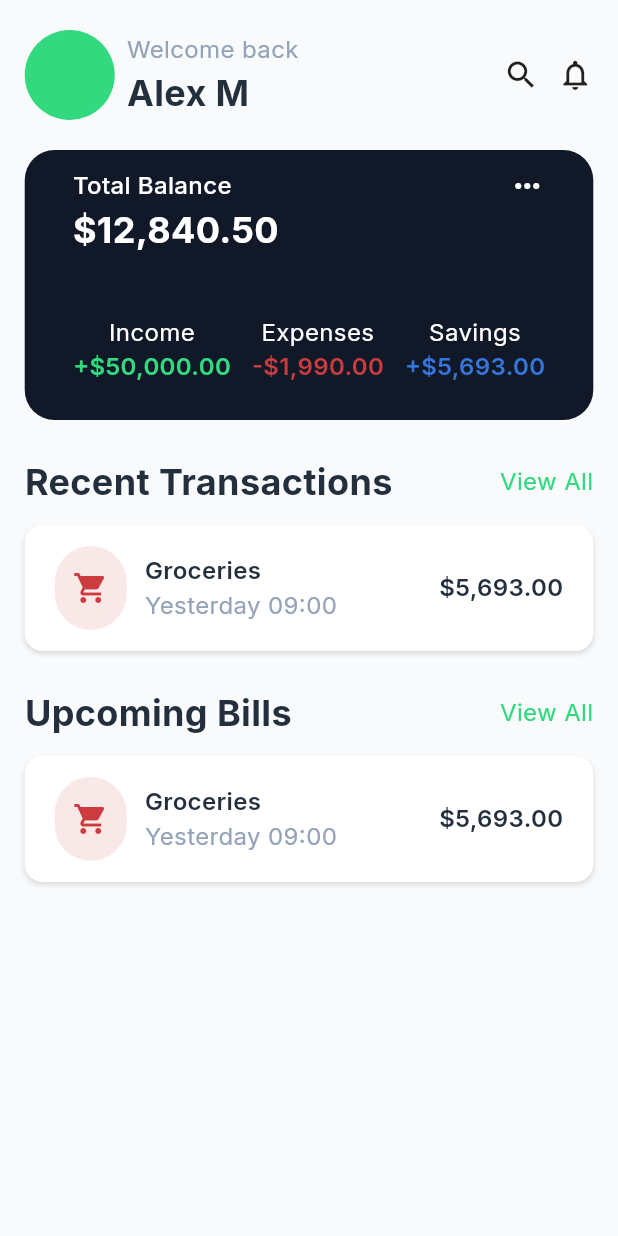
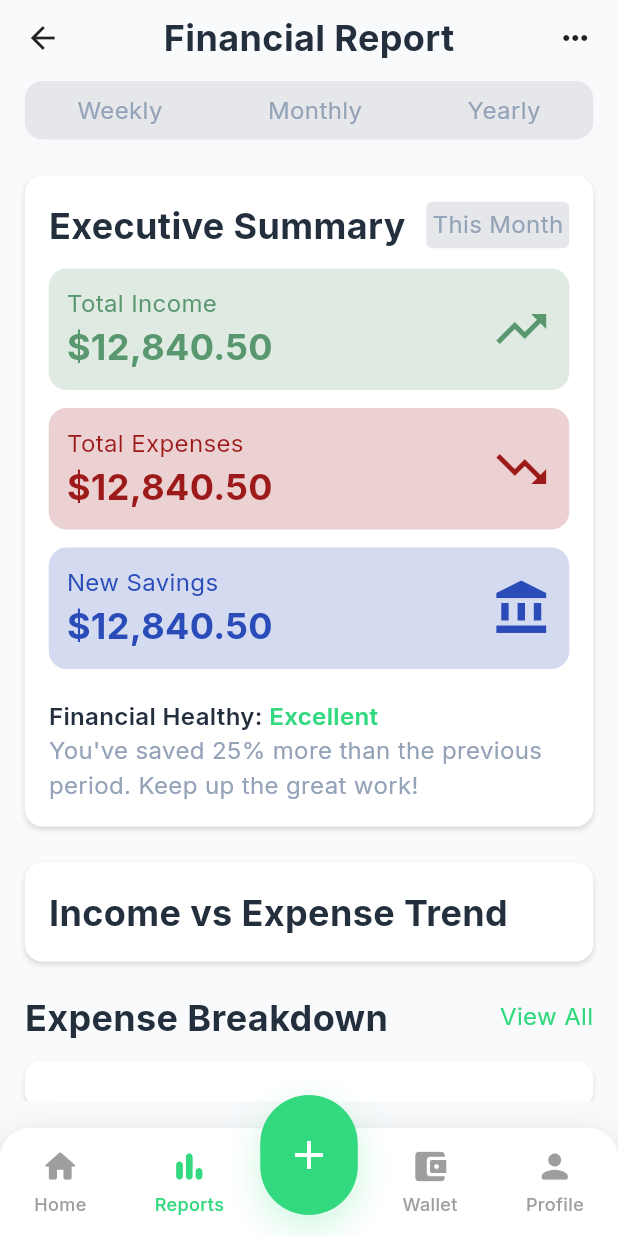
Before and after one commit to alvinwidi33/moneyapin, a Flutter app: the screen it shows after launch, after a tap on "Sign Up", on a phone screen of 412 x 824 dp. Run offline on Flutter 3.47's test engine with Material 3 defaults, Android fonts, the phone set to English and light mode, and no system bars; our stand-ins replace cloud_firestore, firebase_auth, firebase_core, get, google_fonts; accounts and stored records are empty; generated files the repository leaves out were written again; network calls fail.

Commit message:
feat:report page and navbar

```diff
--- a/lib/routes/app_routes.dart
+++ b/lib/routes/app_routes.dart
@@ -4,6 +4,7 @@ import 'package:flutter/material.dart';
 import 'package:moneyapin/views/dashboard_page.dart';
 import 'package:moneyapin/views/login_page.dart';
 import 'package:moneyapin/views/register_page.dart';
+import 'package:moneyapin/views/reports_page.dart';
 
 class AppRoutes {
     final FirebaseAuth auth;
@@ -16,7 +17,7 @@ class AppRoutes {
     const publicRoutes = [
       '/login',
       '/register',
-      '/dashboard'
+      '/reports'
     ];
 
     if (user == null && !publicRoutes.contains(settings.name)) {
@@ -41,16 +42,10 @@ class AppRoutes {
           builder: (_) => const DashboardPage(),
         );
 
-      // case '/detail-book':
-      //   return MaterialPageRoute(
-      //     builder: (_) => const DetailBook(),
-      //     settings: settings,
-      //   );
-
-      // case '/history':
-      //   return MaterialPageRoute(
-      //     builder: (_) => const HistoryPage(),
-      //   );
+      case '/reports':
+        return MaterialPageRoute(
+          builder: (_) => const ReportsPage(),
+        );
 
       // case '/detail-rent':
       //   return MaterialPageRoute(
--- /dev/null
+++ b/lib/theme/navbar.dart
@@ -0,0 +1,157 @@
+import 'package:flutter/material.dart';
+import 'package:moneyapin/theme/app_theme.dart';
+
+class NavBar extends StatelessWidget {
+  final int currentIndex;
+  final Function(int) onTap;
+  final VoidCallback onAddTap;
+
+  const NavBar({
+    super.key,
+    required this.currentIndex,
+    required this.onTap,
+    required this.onAddTap,
+  });
+@override
+Widget build(BuildContext context) {
+  return SizedBox(
+    height: 90, // lebih tinggi supaya ada ruang
+    child: Stack(
+      clipBehavior: Clip.none,
+      children: [
+
+        // NAVBAR PUTIH
+        Positioned(
+          bottom: 0,
+          left: 0,
+          right: 0,
+          child: Container(
+            height: 72,
+            decoration: BoxDecoration(
+              color: Colors.white,
+              borderRadius: const BorderRadius.only(
+                topLeft: Radius.circular(20),
+                topRight: Radius.circular(20),
+              ),
+              boxShadow: [
+                BoxShadow(
+                  color: Colors.black.withOpacity(0.15),
+                  blurRadius: 20,
+                  offset: const Offset(0, 8),
+                ),
+              ],
+            ),
+            child: Row(
+              mainAxisAlignment: MainAxisAlignment.spaceAround,
+              children: [
+                _NavItem(
+                  icon: Icons.home_rounded,
+                  label: 'Home',
+                  isActive: currentIndex == 0,
+                  onTap: () => onTap(0),
+                ),
+                _NavItem(
+                  icon: Icons.bar_chart_rounded,
+                  label: 'Reports',
+                  isActive: currentIndex == 1,
+                  onTap: () => onTap(1),
+                ),
+
+                const SizedBox(width: 60), // ruang tombol tengah
+
+                _NavItem(
+                  icon: Icons.account_balance_wallet_rounded,
+                  label: 'Wallet',
+                  isActive: currentIndex == 2,
+                  onTap: () => onTap(2),
+                ),
+                _NavItem(
+                  icon: Icons.person_rounded,
+                  label: 'Profile',
+                  isActive: currentIndex == 3,
+                  onTap: () => onTap(3),
+                ),
+              ],
+            ),
+          ),
+        ),
+
+        Positioned(
+          top: -4,
+          left: 0,
+          right: 0,
+          child: Center(
+            child: GestureDetector(
+              onTap: onAddTap,
+              child: Container(
+                width: 65,
+                height: 80,
+                decoration: BoxDecoration(
+                    color: AppTheme.primary,
+                    borderRadius: BorderRadius.circular(40),
+                    boxShadow: [
+                    BoxShadow(
+                        color: AppTheme.primary.withValues(alpha:0.24),
+                        blurRadius: 20,
+                        offset: const Offset(0, 8),
+                    ),
+                    ],
+                ),
+                child: const Icon(
+                    Icons.add,
+                    color: Colors.white,
+                    size: 32,
+                ),
+            ),
+            ),
+          ),
+        ),
+      ],
+    ),
+  );
+}
+}
+
+class _NavItem extends StatelessWidget {
+  final IconData icon;
+  final String label;
+  final bool isActive;
+  final VoidCallback onTap;
+
+  const _NavItem({
+    required this.icon,
+    required this.label,
+    required this.isActive,
+    required this.onTap,
+  });
+
+  @override
+  Widget build(BuildContext context) {
+    return GestureDetector(
+      onTap: onTap,
+      child: AnimatedContainer(
+        duration: const Duration(milliseconds: 250),
+        padding: const EdgeInsets.symmetric(horizontal: 16, vertical: 8),
+        child: Column(
+          mainAxisSize: MainAxisSize.min,
+          children: [
+            Icon(
+              icon,
+              size: 26,
+              color: isActive ? AppTheme.primary : Colors.grey,
+            ),
+            const SizedBox(height: 4),
+            Text(
+              label,
+              style: TextStyle(
+                fontSize: 12,
+                fontWeight: FontWeight.w500,
+                color: isActive ? AppTheme.primary : Colors.grey,
+              ),
+            ),
+          ],
+        ),
+      ),
+    );
+  }
+}
--- a/lib/views/dashboard_page.dart
+++ b/lib/views/dashboard_page.dart
@@ -1,6 +1,7 @@
 import 'package:flutter/material.dart';
 import 'package:intl/intl.dart';
 import 'package:moneyapin/theme/app_theme.dart';
+import 'package:moneyapin/theme/navbar.dart';
 
 class DashboardPage extends StatefulWidget {
   const DashboardPage({super.key});
@@ -10,6 +11,7 @@ class DashboardPage extends StatefulWidget {
 }
 
 class _DashboardPageState extends State<DashboardPage> {
+  final int _currentIndex = 0;
   @override
   Widget build(BuildContext context) {
     final screenWidth = MediaQuery.of(context).size.width * 0.92;
@@ -125,7 +127,27 @@ class _DashboardPageState extends State<DashboardPage> {
             ),
           )
         )
-      )
+      ),
+      bottomNavigationBar: SafeArea(
+        child:NavBar(
+          currentIndex: _currentIndex,
+          onTap: (index){
+            if (index == _currentIndex) return;
+            if (index == 0) {
+              Navigator.pushReplacementNamed(context, '/dashboard');
+            } else if (index == 1) {
+              Navigator.pushReplacementNamed(context, '/reports');
+            } else if (index == 2) {
+              Navigator.pushReplacementNamed(context, '/wallets');
+            } else if (index == 3) {
+              Navigator.pushReplacementNamed(context, '/profile');
+            }
+          },
+          onAddTap: () {
+            Navigator.pushNamed(context, '/add');
+          },
+        ) ,
+      ),
     );
   }
 }
--- a/lib/views/login_page.dart
+++ b/lib/views/login_page.dart
@@ -97,7 +97,7 @@ class _LoginPageState extends State<LoginPage> {
                       Text("Don't have an account? ", style: AppTheme.bodyStyle),
                       GestureDetector(
                         onTap:(){
-                          Navigator.pushReplacementNamed(context, '/dashboard');
+                          Navigator.pushReplacementNamed(context, '/reports');
                         },
                         child: Text("Sign Up ", style: AppTheme.bodyStyle.copyWith(color:AppTheme.primary))
                       ),
--- /dev/null
+++ b/lib/views/reports_page.dart
@@ -0,0 +1,289 @@
+import 'package:flutter/material.dart';
+import 'package:intl/intl.dart';
+import 'package:moneyapin/theme/app_theme.dart';
+import 'package:moneyapin/theme/navbar.dart';
+
+class ReportsPage extends StatefulWidget {
+  const ReportsPage({super.key});
+
+  @override
+  State<ReportsPage> createState() => _ReportsPageState();
+}
+
+class _ReportsPageState extends State<ReportsPage> {
+  final int _currentIndex = 1;
+  @override
+  Widget build(BuildContext context) {
+      double balance = 12840.5;
+    final formattedBalance = NumberFormat.currency(locale: 'en_US', symbol: '\$')
+        .format(balance);
+    return Scaffold(
+      body: SafeArea(
+        child: SingleChildScrollView(
+          child: Center(
+            child: SizedBox(
+              width:MediaQuery.of(context).size.width * 0.92,
+              child: Column(
+                children: [
+                  const SizedBox(height:8),
+                  Row(
+                    mainAxisAlignment: MainAxisAlignment.spaceBetween,
+                    children: [
+                      Icon(Icons.arrow_back),
+                      Text("Financial Report", style:AppTheme.headingStyle),
+                      Icon(Icons.more_horiz)
+                    ],
+                  ),
+                  const SizedBox(height: 12),
+                  Container(
+                    padding: EdgeInsets.symmetric(vertical:8),
+                    decoration: BoxDecoration(
+                      color:Color(0xFFE5E7EB),
+                      borderRadius: BorderRadius.circular(12)
+                    ),
+                    child: Row(
+                      mainAxisAlignment: MainAxisAlignment.spaceAround,
+                      children: [
+                        Text("Weekly", style:AppTheme.bodyStyle),
+                        Text("Monthly", style:AppTheme.bodyStyle),
+                        Text("Yearly", style:AppTheme.bodyStyle),
+                      ],
+                    ),
+                  ),
+                  const SizedBox(height: 24),
+                  Container(
+                    padding: const EdgeInsets.all(16),
+                    width:double.infinity,
+                    decoration: BoxDecoration(
+                      color: Colors.white,
+                      borderRadius: BorderRadius.circular(12),
+                      boxShadow: [
+                        BoxShadow(
+                          color: Colors.black.withValues(alpha: 0.12),
+                          blurRadius: 2,
+                          offset: const Offset(0, 2),
+                        ),
+                      ]
+                    ),
+                    child: Column(
+                      children: [
+                        Row(
+                          mainAxisAlignment: MainAxisAlignment.spaceBetween,
+                          children: [
+                            Align(
+                              alignment: Alignment.centerLeft,
+                              child: Text("Executive Summary", style:AppTheme.headingStyle)
+                            ),
+                            Container(
+                              padding: EdgeInsets.all(4),
+                              decoration: BoxDecoration(
+                                color:Color(0xFFE5E7EB),
+                                borderRadius: BorderRadius.circular(4)
+                              ),
+                              child: Text("This Month", style:AppTheme.bodyStyle),
+                            ),
+                          ],
+                        ),
+                        const SizedBox(height:12),
+                        SummaryCard(formattedBalance: formattedBalance, title:"Total Income", icon: Icons.trending_up, color:Color(0xFF59976F)),
+                        const SizedBox(height:12),
+                        SummaryCard(formattedBalance: formattedBalance, title:"Total Expenses", icon: Icons.trending_down, color:Color(0xFF9D1A1A)),
+                        const SizedBox(height:12),
+                        SummaryCard(formattedBalance: formattedBalance, title:"New Savings", icon: Icons.account_balance, color:Color(0xFF2A4CB8)),
+                        const SizedBox(height:20),
+                        Row(
+                          children: [
+                            Text("Financial Healthy: ", style:AppTheme.labelStyle),
+                            Text("Excellent", style:AppTheme.labelStyle.copyWith(color:AppTheme.primary))
+                          ],
+                        ),
+                        Text("You've saved 25% more than the previous period. Keep up the great work!", style:AppTheme.bodyStyle),
+                      ],
+                    ),
+                  ),
+                  const SizedBox(height:24),
+                  Container(
+                    padding: const EdgeInsets.all(16),
+                    width:double.infinity,
+                    decoration: BoxDecoration(
+                      color: Colors.white,
+                      borderRadius: BorderRadius.circular(12),
+                      boxShadow: [
+                        BoxShadow(
+                          color: Colors.black.withValues(alpha: 0.12),
+                          blurRadius: 2,
+                          offset: const Offset(0, 2),
+                        ),
+                      ]
+                    ),
+                    child: Column(
+                      children: [
+                        Align(
+                          alignment: Alignment.centerLeft,
+                          child: Text("Income vs Expense Trend", style:AppTheme.headingStyle)
+                        ),
+                      ],
+                    )
+                  ),
+                  const SizedBox(height:20),
+                  Row(
+                    mainAxisAlignment: MainAxisAlignment.spaceBetween,
+                    children: [
+                      Text("Expense Breakdown", style: AppTheme.headingStyle),
+                      Text("View All", style:AppTheme.bodyStyle.copyWith(color:AppTheme.primary))
+                    ],
+                  ),
+                  const SizedBox(height: 12),
+                  Container(
+                    padding: const EdgeInsets.all(16),
+                    width:double.infinity,
+                    decoration: BoxDecoration(
+                      color: Colors.white,
+                      borderRadius: BorderRadius.circular(12),
+                      boxShadow: [
+                        BoxShadow(
+                          color: Colors.black.withValues(alpha: 0.12),
+                          blurRadius: 2,
+                          offset: const Offset(0, 2),
+                        ),
+                      ]
+                    ),
+                    child: Column(
+                      children: [
+                      ],
+                    )
+                  ),
+                  const SizedBox(height:20),
+                  Align(
+                    alignment:Alignment.centerLeft,
+                    child: Text("Period Comparison", style: AppTheme.headingStyle)
+                  ),
+                  const SizedBox(height:20),
+                  ComparisonCard(title:"Income", formattedBalance: formattedBalance, color:Color(0xFF59976F), icon: Icons.arrow_upward, detail:"+15% vs last month"),
+                  const SizedBox(height:12),
+                  ComparisonCard(title:"Expenses", formattedBalance: formattedBalance, color:Color(0xFF9D1A1A), icon: Icons.arrow_downward, detail:"-5% vs last month"),
+                  const SizedBox(height:20),
+                ],
+              ),
+            ),
+          ),
+        )
+      ),
+      bottomNavigationBar: SafeArea(
+        child:NavBar(
+          currentIndex: _currentIndex,
+          onTap: (index){
+            if (index == _currentIndex) return;
+            if (index == 0) {
+              Navigator.pushReplacementNamed(context, '/dashboard');
+            } else if (index == 1) {
+              Navigator.pushReplacementNamed(context, '/reports');
+            } else if (index == 2) {
+              Navigator.pushReplacementNamed(context, '/wallets');
+            } else if (index == 3) {
+              Navigator.pushReplacementNamed(context, '/profile');
+            }
+          },
+          onAddTap: () {
+            Navigator.pushNamed(context, '/add');
+          },
+        ) ,
+      ),
+    );
+  }
+}
+
+class ComparisonCard extends StatelessWidget {
+  const ComparisonCard({
+    super.key,
+    required this.formattedBalance,
+    required this.title,
+    required this.icon,
+    required this.color,
+    required this.detail
+  });
+
+  final String formattedBalance;
+  final String title;
+  final IconData icon;
+  final Color color;
+  final String detail;
+
+  @override
+  Widget build(BuildContext context) {
+    return Container(
+      padding: const EdgeInsets.all(16),
+      width:double.infinity,
+      decoration: BoxDecoration(
+        color: Colors.white,
+        borderRadius: BorderRadius.circular(12),
+        boxShadow: [
+          BoxShadow(
+            color: Colors.black.withValues(alpha: 0.12),
+            blurRadius: 2,
+            offset: const Offset(0, 2),
+          ),
+        ]
+      ),
+      child: Column(
+        children: [
+          Align(
+            alignment:Alignment.centerLeft,
+            child: Text(title, style: AppTheme.labelStyle)
+          ),
+          Row(
+            mainAxisAlignment: MainAxisAlignment.spaceBetween,
+            children: [
+              Text(formattedBalance, style: AppTheme.headingStyle),
+              Row(
+                children: [
+                  Icon(icon, color:color),
+                  Text(detail, style:AppTheme.bodyStyle.copyWith(color: color)),
+                ],
+              )
+            ],
+          )
+        ],
+      )
+    );
+  }
+}
+
+class SummaryCard extends StatelessWidget {
+  const SummaryCard({
+    super.key,
+    required this.formattedBalance,
+    required this.title,
+    required this.color,
+    required this.icon
+  });
+
+  final String formattedBalance;
+  final String title;
+  final Color color;
+  final IconData icon;
+
+  @override
+  Widget build(BuildContext context) {
+    return Container(
+      padding: EdgeInsets.all(12),
+      decoration: BoxDecoration(
+        color: color.withValues(alpha:0.20),
+        borderRadius: BorderRadius.circular(12)
+      ),
+      child: Row(
+        mainAxisAlignment: MainAxisAlignment.spaceBetween,
+        children: [
+          Column(
+            crossAxisAlignment: CrossAxisAlignment.start,
+            children: [
+              Text(title, style:AppTheme.bodyStyle.copyWith(color:color)),
+              Text(formattedBalance, style:AppTheme.headingStyle.copyWith(color:color))
+            ],
+          ),
+          Icon(icon, color:color, size:40)
+        ],
+      )
+    );
+  }
+}
```
